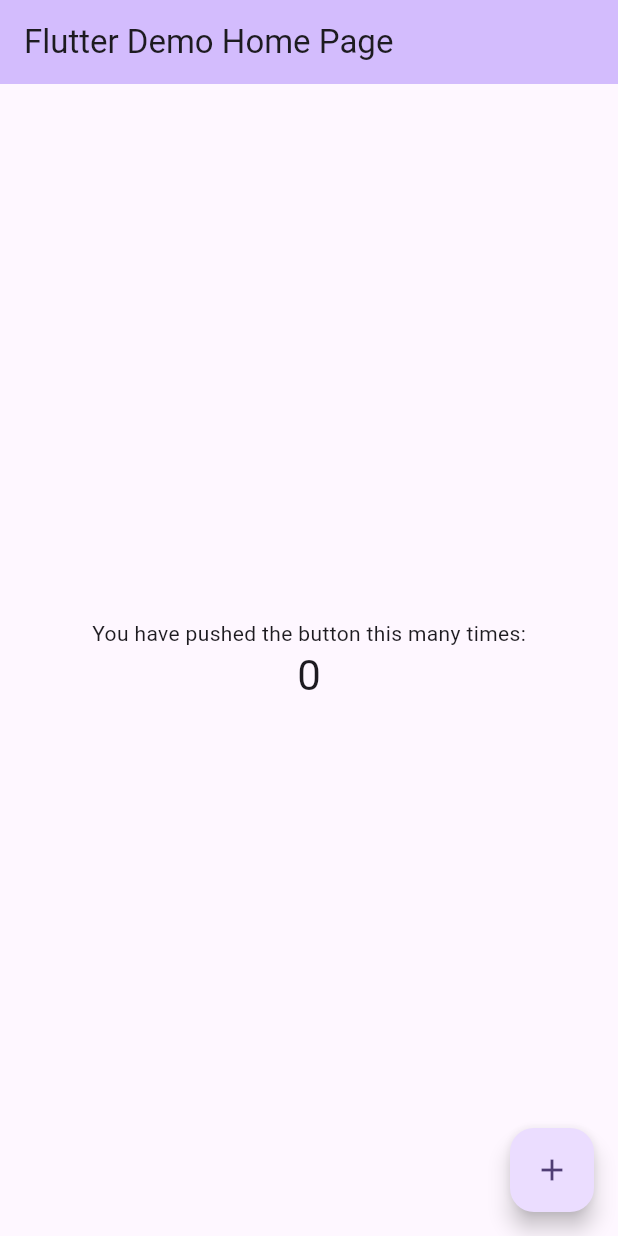
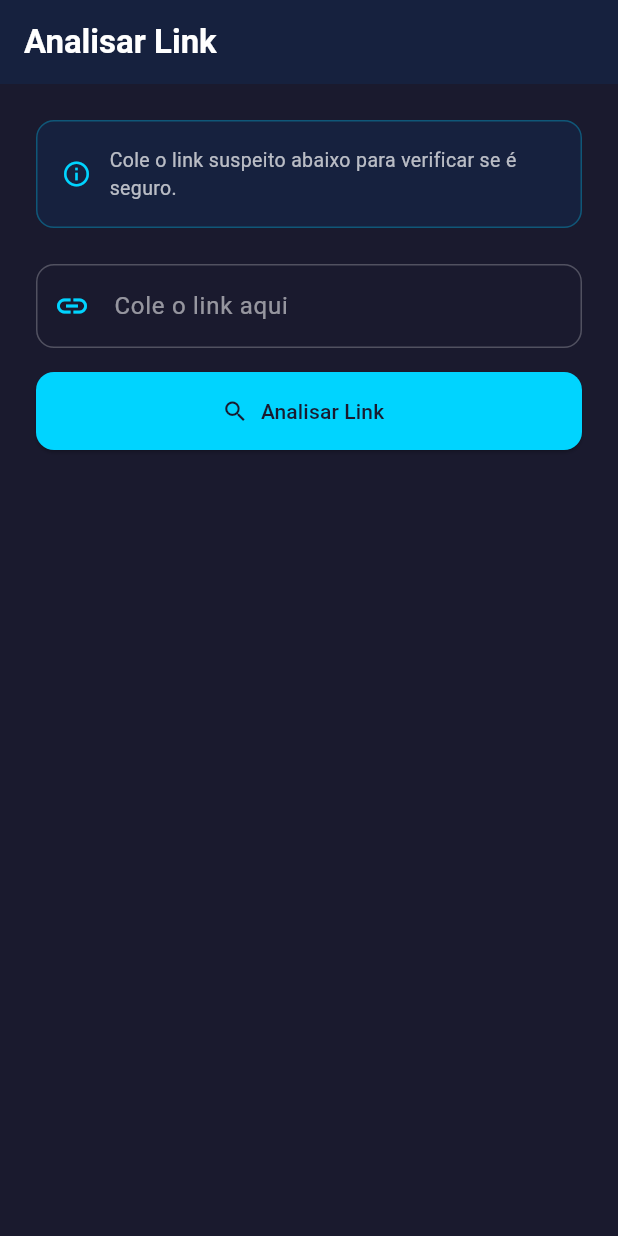
Before and after one commit to Carolliny-cmd/PHIZE, a Flutter app: the screen it shows after launch, on a phone screen of 412 x 824 dp. Run offline on Flutter 3.47's test engine with Material 3 defaults, Android fonts, the phone set to English and light mode, and no system bars.

Commit message:
feat: analisador de links

```diff
--- a/lib/main.dart
+++ b/lib/main.dart
@@ -1,122 +1,26 @@
 import 'package:flutter/material.dart';
+import 'screens/analisador_links_screen.dart';
 
 void main() {
-  runApp(const MyApp());
+  runApp(const PhizeApp());
 }
 
-class MyApp extends StatelessWidget {
-  const MyApp({super.key});
+class PhizeApp extends StatelessWidget {
+  const PhizeApp({super.key});
 
-  // This widget is the root of your application.
   @override
   Widget build(BuildContext context) {
     return MaterialApp(
-      title: 'Flutter Demo',
+      title: 'Phize',
+      debugShowCheckedModeBanner: false,
       theme: ThemeData(
-        // This is the theme of your application.
-        //
-        // TRY THIS: Try running your application with "flutter run". You'll see
-        // the application has a purple toolbar. Then, without quitting the app,
-        // try changing the seedColor in the colorScheme below to Colors.green
-        // and then invoke "hot reload" (save your changes or press the "hot
-        // reload" button in a Flutter-supported IDE, or press "r" if you used
-        // the command line to start the app).
-        //
-        // Notice that the counter didn't reset back to zero; the application
-        // state is not lost during the reload. To reset the state, use hot
-        // restart instead.
-        //
-        // This works for code too, not just values: Most code changes can be
-        // tested with just a hot reload.
-        colorScheme: .fromSeed(seedColor: Colors.deepPurple),
+        colorScheme: ColorScheme.fromSeed(
+          seedColor: const Color(0xFF1A1A2E),
+          brightness: Brightness.dark,
+        ),
+        useMaterial3: true,
       ),
-      home: const MyHomePage(title: 'Flutter Demo Home Page'),
+      home: const AnalisadorLinksScreen(),
     );
   }
 }
-
-class MyHomePage extends StatefulWidget {
-  const MyHomePage({super.key, required this.title});
-
-  // This widget is the home page of your application. It is stateful, meaning
-  // that it has a State object (defined below) that contains fields that affect
-  // how it looks.
-
-  // This class is the configuration for the state. It holds the values (in this
-  // case the title) provided by the parent (in this case the App widget) and
-  // used by the build method of the State. Fields in a Widget subclass are
-  // always marked "final".
-
-  final String title;
-
-  @override
-  State<MyHomePage> createState() => _MyHomePageState();
-}
-
-class _MyHomePageState extends State<MyHomePage> {
-  int _counter = 0;
-
-  void _incrementCounter() {
-    setState(() {
-      // This call to setState tells the Flutter framework that something has
-      // changed in this State, which causes it to rerun the build method below
-      // so that the display can reflect the updated values. If we changed
-      // _counter without calling setState(), then the build method would not be
-      // called again, and so nothing would appear to happen.
-      _counter++;
-    });
-  }
-
-  @override
-  Widget build(BuildContext context) {
-    // This method is rerun every time setState is called, for instance as done
-    // by the _incrementCounter method above.
-    //
-    // The Flutter framework has been optimized to make rerunning build methods
-    // fast, so that you can just rebuild anything that needs updating rather
-    // than having to individually change instances of widgets.
-    return Scaffold(
-      appBar: AppBar(
-        // TRY THIS: Try changing the color here to a specific color (to
-        // Colors.amber, perhaps?) and trigger a hot reload to see the AppBar
-        // change color while the other colors stay the same.
-        backgroundColor: Theme.of(context).colorScheme.inversePrimary,
-        // Here we take the value from the MyHomePage object that was created by
-        // the App.build method, and use it to set our appbar title.
-        title: Text(widget.title),
-      ),
-      body: Center(
-        // Center is a layout widget. It takes a single child and positions it
-        // in the middle of the parent.
-        child: Column(
-          // Column is also a layout widget. It takes a list of children and
-          // arranges them vertically. By default, it sizes itself to fit its
-          // children horizontally, and tries to be as tall as its parent.
-          //
-          // Column has various properties to control how it sizes itself and
-          // how it positions its children. Here we use mainAxisAlignment to
-          // center the children vertically; the main axis here is the vertical
-          // axis because Columns are vertical (the cross axis would be
-          // horizontal).
-          //
-          // TRY THIS: Invoke "debug painting" (choose the "Toggle Debug Paint"
-          // action in the IDE, or press "p" in the console), to see the
-          // wireframe for each widget.
-          mainAxisAlignment: .center,
-          children: [
-            const Text('You have pushed the button this many times:'),
-            Text(
-              '$_counter',
-              style: Theme.of(context).textTheme.headlineMedium,
-            ),
-          ],
-        ),
-      ),
-      floatingActionButton: FloatingActionButton(
-        onPressed: _incrementCounter,
-        tooltip: 'Increment',
-        child: const Icon(Icons.add),
-      ),
-    );
-  }
-}
--- /dev/null
+++ b/lib/screens/analisador_links_screen.dart
@@ -0,0 +1,209 @@
+import 'package:flutter/material.dart';
+
+class AnalisadorLinksScreen extends StatefulWidget {
+  const AnalisadorLinksScreen({super.key});
+
+  @override
+  State<AnalisadorLinksScreen> createState() => _AnalisadorLinksScreenState();
+}
+
+class _AnalisadorLinksScreenState extends State<AnalisadorLinksScreen> {
+  final _linkController = TextEditingController();
+  bool _analisando = false;
+  String? _resultado;
+  double _score = 0;
+  Color _corResultado = Colors.green;
+  String _statusTexto = '';
+
+  void _analisarLink() async {
+    if (_linkController.text.isEmpty) return;
+
+    setState(() {
+      _analisando = true;
+      _resultado = null;
+    });
+
+    // Simulação de análise (depois integra com API real)
+    await Future.delayed(const Duration(seconds: 2));
+
+    final link = _linkController.text.toLowerCase();
+    double score = 0.1;
+    String status = 'SEGURO';
+    Color cor = const Color(0xFF00B894);
+
+    if (link.contains('bit.ly') || link.contains('tinyurl') || link.contains('encurtador')) {
+      score = 0.6;
+      status = 'SUSPEITO';
+      cor = const Color(0xFFFFA502);
+    }
+
+    if (link.contains('pix') || link.contains('urgente') || link.contains('gratis') ||
+        link.contains('ganhe') || link.contains('click') || link.contains('senha')) {
+      score = 0.88;
+      status = 'PERIGOSO';
+      cor = const Color(0xFFFF4757);
+    }
+
+    setState(() {
+      _analisando = false;
+      _resultado = status;
+      _score = score;
+      _corResultado = cor;
+      _statusTexto = status;
+    });
+  }
+
+  @override
+  Widget build(BuildContext context) {
+    return Scaffold(
+      backgroundColor: const Color(0xFF1A1A2E),
+      appBar: AppBar(
+        backgroundColor: const Color(0xFF16213E),
+        iconTheme: const IconThemeData(color: Color(0xFF00D4FF)),
+        title: const Text(
+          'Analisar Link',
+          style: TextStyle(color: Colors.white, fontWeight: FontWeight.bold),
+        ),
+      ),
+      body: SingleChildScrollView(
+        padding: const EdgeInsets.all(24),
+        child: Column(
+          crossAxisAlignment: CrossAxisAlignment.start,
+          children: [
+            // Instrução
+            Container(
+              padding: const EdgeInsets.all(16),
+              decoration: BoxDecoration(
+                color: const Color(0xFF16213E),
+                borderRadius: BorderRadius.circular(12),
+                border: Border.all(color: const Color(0xFF00D4FF).withOpacity(0.3)),
+              ),
+              child: const Row(
+                children: [
+                  Icon(Icons.info_outline, color: Color(0xFF00D4FF), size: 20),
+                  SizedBox(width: 12),
+                  Expanded(
+                    child: Text(
+                      'Cole o link suspeito abaixo para verificar se é seguro.',
+                      style: TextStyle(color: Colors.white70, fontSize: 13),
+                    ),
+                  ),
+                ],
+              ),
+            ),
+            const SizedBox(height: 24),
+
+            // Campo link
+            TextField(
+              controller: _linkController,
+              style: const TextStyle(color: Colors.white),
+              decoration: InputDecoration(
+                labelText: 'Cole o link aqui',
+                labelStyle: const TextStyle(color: Colors.white54),
+                prefixIcon: const Icon(Icons.link, color: Color(0xFF00D4FF)),
+                enabledBorder: OutlineInputBorder(
+                  borderRadius: BorderRadius.circular(12),
+                  borderSide: const BorderSide(color: Colors.white24),
+                ),
+                focusedBorder: OutlineInputBorder(
+                  borderRadius: BorderRadius.circular(12),
+                  borderSide: const BorderSide(color: Color(0xFF00D4FF)),
+                ),
+              ),
+            ),
+            const SizedBox(height: 16),
+
+            // Botão analisar
+            SizedBox(
+              width: double.infinity,
+              height: 52,
+              child: ElevatedButton.icon(
+                onPressed: _analisando ? null : _analisarLink,
+                icon: _analisando
+                    ? const SizedBox(
+                        width: 20,
+                        height: 20,
+                        child: CircularProgressIndicator(
+                          strokeWidth: 2,
+                          color: Color(0xFF1A1A2E),
+                        ),
+                      )
+                    : const Icon(Icons.search),
+                label: Text(_analisando ? 'Analisando...' : 'Analisar Link'),
+                style: ElevatedButton.styleFrom(
+                  backgroundColor: const Color(0xFF00D4FF),
+                  foregroundColor: const Color(0xFF1A1A2E),
+                  shape: RoundedRectangleBorder(
+                    borderRadius: BorderRadius.circular(12),
+                  ),
+                ),
+              ),
+            ),
+            const SizedBox(height: 32),
+
+            // Resultado
+            if (_resultado != null) ...[
+              Container(
+                width: double.infinity,
+                padding: const EdgeInsets.all(24),
+                decoration: BoxDecoration(
+                  color: const Color(0xFF16213E),
+                  borderRadius: BorderRadius.circular(16),
+                  border: Border.all(color: _corResultado.withOpacity(0.5)),
+                ),
+                child: Column(
+                  children: [
+                    Icon(
+                      _resultado == 'SEGURO'
+                          ? Icons.check_circle
+                          : _resultado == 'SUSPEITO'
+                              ? Icons.warning
+                              : Icons.dangerous,
+                      color: _corResultado,
+                      size: 60,
+                    ),
+                    const SizedBox(height: 12),
+                    Text(
+                      _statusTexto,
+                      style: TextStyle(
+                        fontSize: 28,
+                        fontWeight: FontWeight.bold,
+                        color: _corResultado,
+                      ),
+                    ),
+                    const SizedBox(height: 16),
+                    // Barra de risco
+                    ClipRRect(
+                      borderRadius: BorderRadius.circular(8),
+                      child: LinearProgressIndicator(
+                        value: _score,
+                        minHeight: 12,
+                        backgroundColor: Colors.white12,
+                        valueColor: AlwaysStoppedAnimation<Color>(_corResultado),
+                      ),
+                    ),
+                    const SizedBox(height: 8),
+                    Text(
+                      '${(_score * 100).toInt()}% de periculosidade',
+                      style: const TextStyle(color: Colors.white54, fontSize: 13),
+                    ),
+                    const SizedBox(height: 16),
+                    Text(
+                      _resultado == 'SEGURO'
+                          ? 'Nenhum indicador de fraude encontrado neste link.'
+                          : _resultado == 'SUSPEITO'
+                              ? 'Este link usa encurtador. Verifique antes de clicar.'
+                              : 'Este link contém padrões típicos de golpe. Não clique!',
+                      textAlign: TextAlign.center,
+                      style: const TextStyle(color: Colors.white70, fontSize: 14),
+                    ),
+                  ],
+                ),
+              ),
+            ],
+          ],
+        ),
+      ),
+    );
+  }
+}
```
